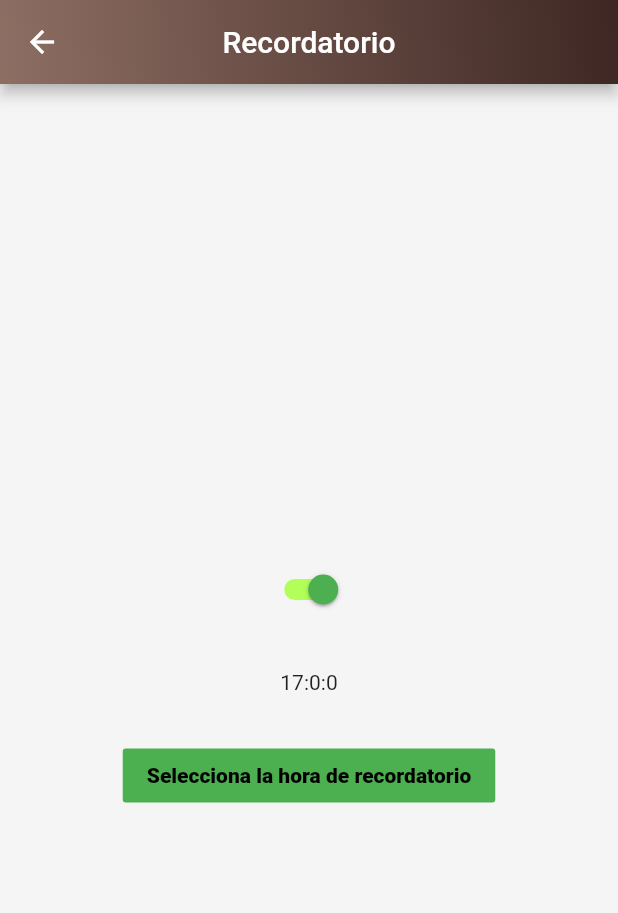
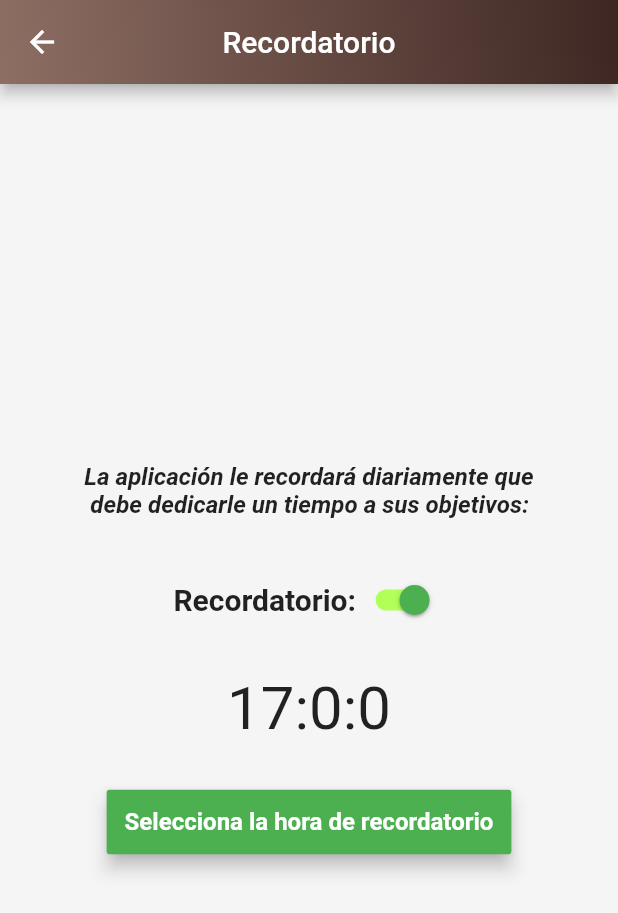
Before and after one commit to noxcraft95/Objetive, a Flutter app: the screen it shows after launch, after a tap on the "notifications" icon, on a phone screen of 412 x 824 dp. Shown: the top 913 px of the screen. Run offline on Flutter 3.47's test engine with Material 2 defaults, Android fonts, the phone set to English and light mode, and no system bars; our stand-ins replace flutter_datetime_picker, flutter_local_notifications, fluttertoast, shared_preferences, sqflite; accounts and stored records are empty.

Commit message:
Estilos de pantalla notificacion

```diff
--- a/lib/ui/notificacion.dart
+++ b/lib/ui/notificacion.dart
@@ -4,7 +4,6 @@ import 'package:flutter_local_notifications/flutter_local_notifications.dart';
 import 'package:flutter_datetime_picker/flutter_datetime_picker.dart';
 import 'package:fluttertoast/fluttertoast.dart';
 import 'package:shared_preferences/shared_preferences.dart';
-
 
 class Notificacion extends StatefulWidget {
   @override
@@ -31,22 +30,20 @@ class _NotificacionState extends State<Notificacion> {
     flutterLocalNotificationsPlugin.initialize(initializationSettings);
 
     //Carga el estado de las preferencias. (true por defecto)
-    _obtenerEstado().then((value){
+    _obtenerEstado().then((value) {
       setState(() {
         isSwitched = value;
       });
     });
     //Carga la hora seleccionada de las preferencias, 17:0:0 por defecto.
-    _obtenerHora().then((value){
+    _obtenerHora().then((value) {
       setState(() {
         hora = value;
       });
     });
-
-
   }
 
-  Future<bool>_obtenerEstado() async {
+  Future<bool> _obtenerEstado() async {
     SharedPreferences prefs = await SharedPreferences.getInstance();
     return prefs.getBool('estado') ?? true;
   }
@@ -61,7 +58,6 @@ class _NotificacionState extends State<Notificacion> {
     await prefs.setBool('estado', isSwitched);
     await prefs.setString('horaAviso', hora);
   }
-
 
   @override
   Widget build(BuildContext context) {
@@ -95,8 +91,19 @@ class _NotificacionState extends State<Notificacion> {
             mainAxisAlignment: MainAxisAlignment.center,
             mainAxisSize: MainAxisSize.max,
             children: <Widget>[
+              Text(
+                'La aplicación le recordará diariamente que\n debe dedicarle un tiempo a sus objetivos:',
+                style: TextStyle(fontWeight: FontWeight.bold, fontSize: 16, fontStyle: FontStyle.italic),
+              ),
               new SizedBox(
                 height: 30.0,
+              ),
+              Row(
+                mainAxisSize: MainAxisSize.min,
+                children: <Widget>[
+                  Text(
+                    'Recordatorio:',
+                    style: TextStyle(fontWeight: FontWeight.bold, fontSize: 20),
                   ),
                   Switch(
                     value: isSwitched,
@@ -104,7 +111,7 @@ class _NotificacionState extends State<Notificacion> {
                       setState(() {
                         isSwitched = value;
                         print(isSwitched);
-                    if(isSwitched){
+                        if (isSwitched) {
                           //Activamos notificaciones
                           int h = int.parse(hora.split(":").elementAt(0));
                           int m = int.parse(hora.split(":").elementAt(1));
@@ -114,8 +121,7 @@ class _NotificacionState extends State<Notificacion> {
                           scheuleAtParticularTime(
                               DateTime.fromMillisecondsSinceEpoch(
                                   date.millisecondsSinceEpoch));
-
-                    }else{
+                        } else {
                           // Desactivar notificaciones
                           flutterLocalNotificationsPlugin.cancelAll();
                         }
@@ -125,17 +131,27 @@ class _NotificacionState extends State<Notificacion> {
                     activeTrackColor: Colors.lightGreenAccent,
                     activeColor: Colors.green,
                   ),
+                ],
+              ),
               new SizedBox(
                 height: 30.0,
               ),
               new Text(
-                '$hora'
+                '$hora',
+                style: TextStyle(height: 1, fontSize: 40),
               ),
               new SizedBox(
                 height: 30.0,
               ),
-              FlatButton(
+              RaisedButton(
                   color: Colors.green,
+                  elevation: 5,
+                  padding: EdgeInsets.all(12),
+                  child: const Text('Selecciona la hora de recordatorio',
+                      style: TextStyle(
+                          color: Colors.white,
+                          fontWeight: FontWeight.bold,
+                          fontSize: 16)),
                   onPressed: () {
                     DatePicker.showTimePicker(context, showTitleActions: true,
                         onChanged: (date) {
@@ -143,28 +159,29 @@ class _NotificacionState extends State<Notificacion> {
                     }, onConfirm: (date) {
                       print('confirm $date');
                       setState(() {
-                            hora =  date.hour.toString()+':'+date.minute.toString()+':'+date.second.toString();
+                        hora = date.hour.toString() +
+                            ':' +
+                            date.minute.toString() +
+                            ':' +
+                            date.second.toString();
                         print(hora);
                       });
                       _guardarHoraEstado();
-                         if(isSwitched){
+                      if (isSwitched) {
                         scheuleAtParticularTime(
                             DateTime.fromMillisecondsSinceEpoch(
                                 date.millisecondsSinceEpoch));
                       }
                     }, currentTime: DateTime.now(), locale: LocaleType.en);
                   },
-                  child: Text(
-                    'Selecciona la hora de recordatorio',
-                    style: TextStyle(
-                        color: Colors.black, fontWeight: FontWeight.w900),
-                  )),
+              ),
             ],
           ),
         ),
       ),
     );
   }
+
   void volverPrincipal(_) {
     Navigator.pop(context);
   }
@@ -179,8 +196,12 @@ class _NotificacionState extends State<Notificacion> {
     var iOSPlatformChannelSpecifics = new IOSNotificationDetails();
     var platformChannelSpecifics = new NotificationDetails(
         androidPlatformChannelSpecifics, iOSPlatformChannelSpecifics);
-    flutterLocalNotificationsPlugin.showDailyAtTime(0, 'ThreeObjective',
-        'Recuerda dedicarle un tiempo a tus objetivos.', time, platformChannelSpecifics);
+    flutterLocalNotificationsPlugin.showDailyAtTime(
+        0,
+        'ThreeObjective',
+        'Recuerda dedicarle un tiempo a tus objetivos.',
+        time,
+        platformChannelSpecifics);
     print('scheduled');
     Fluttertoast.showToast(
         msg:
```
Lines whose indentation alone changed are shown as unchanged.
